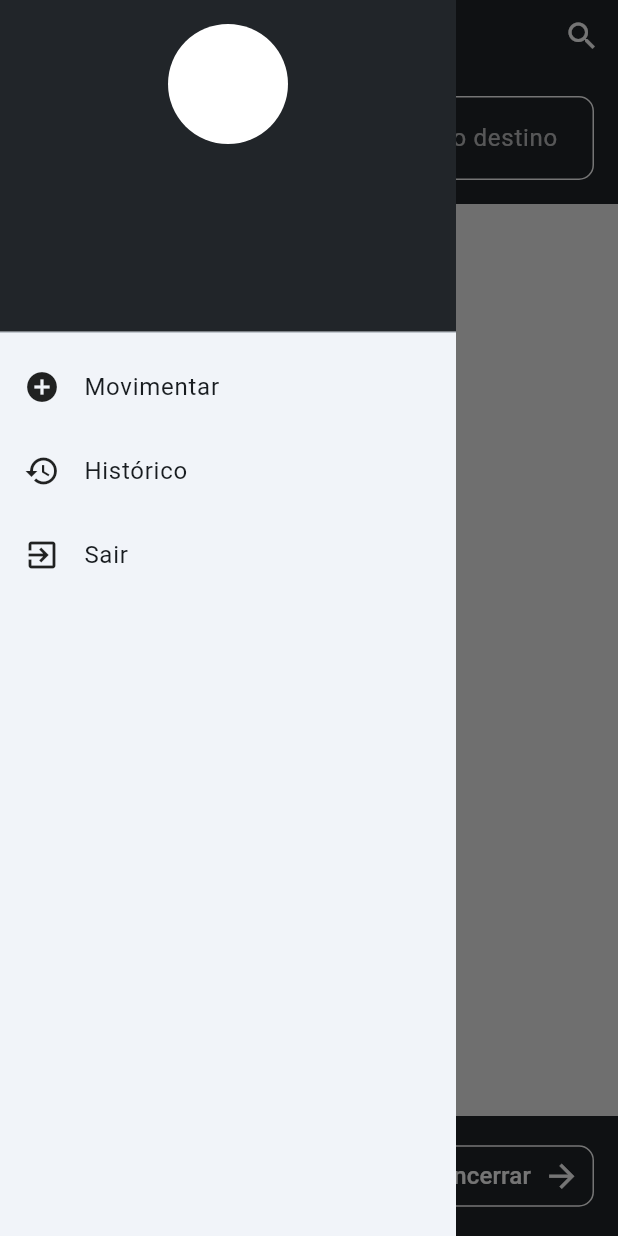
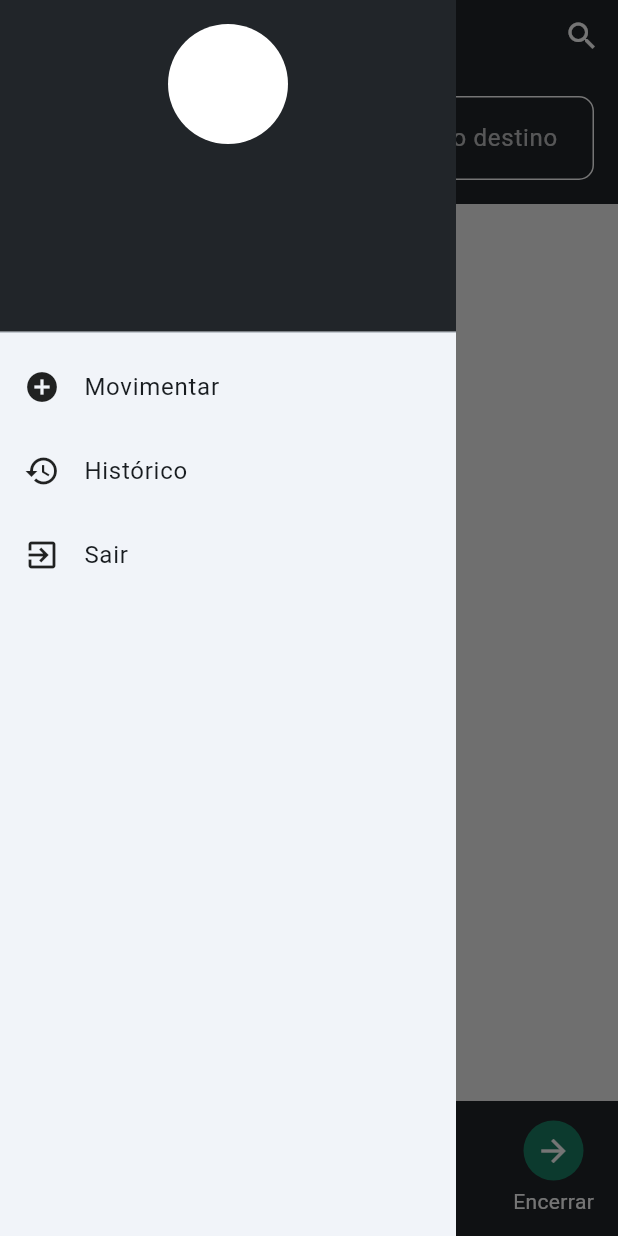
Before and after one commit to GabrielCarvalho17/ScanMove_App-Flutter, a Flutter app: the NovaMov screen opened by its route, with the side drawer open, on a phone screen of 412 x 824 dp. Run offline on Flutter 3.47's test engine with Material 3 defaults, Android fonts, the light colour scheme and no system bars; our stand-ins replace sqflite; missing offline and left inert: barcode_scan2; accounts and stored records are empty.

Commit message:
Salvamento/Exclusao

```diff
--- a/lib/componentes/app_bar.dart
+++ b/lib/componentes/app_bar.dart
@@ -11,6 +11,7 @@ class CustomAppBar extends StatefulWidget implements PreferredSizeWidget {
   final VoidCallback? onSearchClose;
   final ValueChanged<String>? onSearchChanged;
   final double customHeight;
+  final bool showDrawerIcon; // Novo parâmetro para controlar a exibição do ícone do drawer
 
   const CustomAppBar({
     Key? key,
@@ -23,6 +24,7 @@ class CustomAppBar extends StatefulWidget implements PreferredSizeWidget {
     this.onSearchClose,
     this.onSearchChanged,
     this.customHeight = kToolbarHeight,
+    this.showDrawerIcon = true, // Valor padrão para mostrar o ícone do drawer
   }) : super(key: key);
 
   @override
@@ -42,10 +44,10 @@ class _CustomAppBarState extends State<CustomAppBar> {
     return PreferredSize(
       preferredSize: widget.preferredSize,
       child: AppBar(
-        titleSpacing: 0,
+        titleSpacing: widget.showLeading && widget.showDrawerIcon ? 0 : NavigationToolbar.kMiddleSpacing,
         leading: _isSearching
             ? null
-            : (widget.showLeading
+            : (widget.showLeading && widget.showDrawerIcon
             ? IconButton(
           icon: Icon(Icons.menu, color: Colors.white),
           onPressed: () {
@@ -71,12 +73,9 @@ class _CustomAppBarState extends State<CustomAppBar> {
             },
             onSearchChanged: widget.onSearchChanged ?? (value) {},
           )
-              : Container(
-            alignment: Alignment.centerLeft,
-            child: Text(
-              widget.titleText,
-              style: TextStyle(color: Colors.white, fontSize: 20),
-            ),
+              : Text(
+            widget.titleText,
+            style: TextStyle(color: Colors.white, fontSize: 20),
           ),
         ),
         backgroundColor: Theme.of(context).primaryColor,
--- a/lib/componentes/botao_adicionar_peca.dart
+++ b/lib/componentes/botao_adicionar_peca.dart
@@ -56,7 +56,6 @@ class BotaoAdicionarPeca extends StatelessWidget {
       final scanResult = await BarcodeScanner.scan();
       print('Resultado do scan: ${scanResult.rawContent}');
 
-      // Verifica se o resultado é vazio
       if (scanResult.rawContent.isEmpty) {
         print('Código de barras vazio.');
         return null;
@@ -90,8 +89,8 @@ class BotaoAdicionarPeca extends StatelessWidget {
         'descMaterial': pecaModel.descMaterial,
         'cor': pecaModel.cor,
         'descCor': pecaModel.descCor,
-        'localizacao': pecaModel.localizacao, // Adicionar localização
-        'filial': pecaModel.filial, // Adicionar filial
+        'localizacao': pecaModel.localizacao,
+        'filial': pecaModel.filial,
         'unidade': pecaModel.unidade,
         'qtde': pecaModel.qtde,
       };
--- a/lib/componentes/botao_encerrar.dart
+++ b/lib/componentes/botao_encerrar.dart
@@ -7,36 +7,29 @@ class BotaoEncerrar extends StatelessWidget {
 
   @override
   Widget build(BuildContext context) {
-    return Container(
-      padding: EdgeInsets.fromLTRB(15, 7, 8, 7),
-      decoration: BoxDecoration(
-        borderRadius: BorderRadius.circular(10),
-        border: Border.all(color: Colors.white, width: 1), // Define a borda branca
-      ),
-      child: ClipRRect(
-        borderRadius: BorderRadius.circular(10),
-        child: TextButton(
-          onPressed: () {
+    return Column(
+      mainAxisSize: MainAxisSize.min,
+      children: [
+        GestureDetector(
+          onTap: () {
             onPressed();
           },
-          style: TextButton.styleFrom(
-            padding: EdgeInsets.zero,
-            minimumSize: Size(0, 0),
-            tapTargetSize: MaterialTapTargetSize.shrinkWrap,
-            shape: RoundedRectangleBorder(
-              borderRadius: BorderRadius.circular(10),
+          child: CircleAvatar(
+            radius: 20, // Ajuste o tamanho do botão circular
+            backgroundColor: Color(0xFF1A7F64), // Cor de fundo do botão
+            child: Icon(
+              Icons.arrow_forward,
+              color: Colors.white, // Cor do ícone
+              size: 24, // Ajuste o tamanho do ícone
             ),
           ),
-          child: Row(
-            mainAxisSize: MainAxisSize.min,
-            children: [
-              Text('Encerrar', style: TextStyle(color: Colors.white, fontSize: 16)),
-              SizedBox(width: 8),
-              Icon(Icons.arrow_forward, color: Colors.white, size: 25),
-            ],
-          ),
         ),
-      ),
+        SizedBox(height: 4), // Ajuste o espaçamento entre o ícone e o texto
+        Text(
+          'Encerrar',
+          style: TextStyle(color: Colors.white, fontSize: 14), // Ajuste o tamanho do texto
+        ),
+      ],
     );
   }
 }
--- a/lib/componentes/botao_retornar.dart
+++ b/lib/componentes/botao_retornar.dart
@@ -1,22 +1,23 @@
 import 'package:flutter/material.dart';
 import 'package:provider/provider.dart';
 import 'package:AppEstoqueMP/provedores/origem_destino.dart';
+import 'package:AppEstoqueMP/provedores/peca.dart';
 import 'package:AppEstoqueMP/provedores/usuario.dart';
 import 'package:AppEstoqueMP/componentes/dialogo.dart';
 import 'package:AppEstoqueMP/servicos/sqlite.dart';
 
 class BotaoRetornar extends StatelessWidget {
-  final VoidCallback onPressed;
   final List<Map<String, dynamic>> pecas;
+  final String? status;
+  final int? movimentacaoId;
   final SQLite _dbHelper = SQLite();
 
-  BotaoRetornar({required this.onPressed, required this.pecas});
+  BotaoRetornar({required this.pecas, this.status, this.movimentacaoId});
 
   Future<void> _salvarMovimentacao(BuildContext context) async {
     final provOrigemDestino = Provider.of<ProvOrigemDestino>(context, listen: false);
     final provUsuario = Provider.of<ProvUsuario>(context, listen: false);
 
-    // Dados da movimentação
     Map<String, dynamic> dadosMovimentacao = {
       'data': DateTime.now().toIso8601String(),
       'usuario': provUsuario.username,
@@ -28,10 +29,9 @@ class BotaoRetornar extends StatelessWidget {
       'status': 'Andamento',
     };
 
-    // Inserir movimentação
-    int movimentacaoId = await _dbHelper.inserirEstoqueMatMov(dadosMovimentacao);
+    int id = movimentacaoId ?? await _dbHelper.adicionarMovimento(dadosMovimentacao);
 
-    // Inserir peças na tabela ESTOQUE_MAT_MOV_ITEM
+    // Adiciona os itens relacionados a esta movimentação
     for (var peca in pecas) {
       Map<String, dynamic> dadosPeca = {
         'peca': peca['peca'],
@@ -40,24 +40,59 @@ class BotaoRetornar extends StatelessWidget {
         'partida': peca['partida'],
         'unidade': peca['unidade'],
         'quantidade': peca['qtde'],
-        'mov_sqlite': movimentacaoId,
+        'mov_sqlite': id, // Associando corretamente ao ID da movimentação
         'desc_material': peca['descMaterial'],
         'desc_cor_material': peca['descCor'],
-        'localizacao': provOrigemDestino.origem, // Usando a origem como localizacao
-        'filial': provOrigemDestino.filialOrigem, // Usando a filial de origem
+        'localizacao': provOrigemDestino.origem,
+        'filial': provOrigemDestino.filialOrigem,
       };
-      await _dbHelper.inserirEstoqueMatMovItem(dadosPeca);
+      await _dbHelper.adicionarItem(dadosPeca);
+    }
+  }
+
+  Future<void> _finalizarMovimentacao(BuildContext context) async {
+    if (movimentacaoId != null) {
+      await _dbHelper.finalizarMovimento(movimentacaoId!);
     }
   }
 
   void _mostrarDialogoConfirmacao(BuildContext context) {
     final provOrigemDestino = Provider.of<ProvOrigemDestino>(context, listen: false);
-    if (provOrigemDestino.origem.isEmpty || pecas.isEmpty) {
-      // Se a origem não foi informada ou não há peças, volta diretamente para a rota 'hist_mov'
+    final provPeca = Provider.of<ProvPeca>(context, listen: false);
+
+    void limparEIrParaHistorico() {
       provOrigemDestino.limpar();
+      provPeca.limpar();
       Navigator.of(context).pushReplacementNamed('/hist_mov');
+    }
+
+    if (status == 'Finalizada') {
+      limparEIrParaHistorico();
+    } else if (provOrigemDestino.origem.isEmpty || pecas.isEmpty) {
+      limparEIrParaHistorico();
+    } else if (status == 'Andamento') {
+      showDialog(
+        context: context,
+        builder: (BuildContext context) {
+          return DialogoErro(
+            titulo: 'Atenção!',
+            mensagem: 'Deseja finalizar a movimentação ou apenas sair?',
+            alturaMinimaTexto: 40,
+            textoBotao1: 'Sair',
+            onBotao1Pressed: () {
+              Navigator.of(context).pop();
+              limparEIrParaHistorico();
+            },
+            textoBotao2: 'Finalizar',
+            onBotao2Pressed: () async {
+              await _finalizarMovimentacao(context);
+              Navigator.of(context).pop();
+              limparEIrParaHistorico();
+            },
+          );
+        },
+      );
     } else {
-      // Se a origem foi informada e há peças, mostra o diálogo de confirmação
       showDialog(
         context: context,
         builder: (BuildContext context) {
@@ -67,18 +102,14 @@ class BotaoRetornar extends StatelessWidget {
             alturaMinimaTexto: 40,
             textoBotao1: 'Cancelar',
             onBotao1Pressed: () {
-              print('Cancelar');
-              provOrigemDestino.limpar(); // Limpar os dados ao cancelar
               Navigator.of(context).pop();
-              Navigator.of(context).pushReplacementNamed('/hist_mov');
+              limparEIrParaHistorico();
             },
             textoBotao2: 'Salvar',
             onBotao2Pressed: () async {
-              print('Salvado');
               await _salvarMovimentacao(context);
-              provOrigemDestino.limpar(); // Limpar os dados após salvar
               Navigator.of(context).pop();
-              Navigator.of(context).pushReplacementNamed('/hist_mov');
+              limparEIrParaHistorico();
             },
           );
         },
@@ -88,30 +119,29 @@ class BotaoRetornar extends StatelessWidget {
 
   @override
   Widget build(BuildContext context) {
-    return Container(
-      padding: EdgeInsets.fromLTRB(8, 7, 15, 7),
-      decoration: BoxDecoration(
-        borderRadius: BorderRadius.circular(10),
-        border: Border.all(color: Colors.white, width: 1), // Define a borda branca
-      ),
-      child: ClipRRect(
-        borderRadius: BorderRadius.circular(10),
-        child: TextButton.icon(
-          onPressed: () {
+    return Column(
+      mainAxisSize: MainAxisSize.min,
+      children: [
+        GestureDetector(
+          onTap: () {
             _mostrarDialogoConfirmacao(context);
           },
-          icon: Icon(Icons.arrow_back, color: Colors.white, size: 25),
-          label: Text('Retornar', style: TextStyle(color: Colors.white, fontSize: 16)),
-          style: TextButton.styleFrom(
-            padding: EdgeInsets.zero,
-            minimumSize: Size(0, 0),
-            tapTargetSize: MaterialTapTargetSize.shrinkWrap,
-            shape: RoundedRectangleBorder(
-              borderRadius: BorderRadius.circular(10),
+          child: CircleAvatar(
+            radius: 20, // Ajuste o tamanho do botão circular
+            backgroundColor: Colors.white, // Cor de fundo do botão
+            child: Icon(
+              Icons.arrow_back,
+              color: Theme.of(context).colorScheme.primary, // Cor do ícone
+              size: 24, // Ajuste o tamanho do ícone
             ),
           ),
         ),
-      ),
+        SizedBox(height: 4), // Ajuste o espaçamento entre o ícone e o texto
+        Text(
+          'Retornar',
+          style: TextStyle(color: Colors.white, fontSize: 14), // Ajuste o tamanho do texto
+        ),
+      ],
     );
   }
 }
--- a/lib/componentes/bottom_app_bar.dart
+++ b/lib/componentes/bottom_app_bar.dart
@@ -4,16 +4,20 @@ class CustomBottomAppBar extends StatelessWidget {
   final Widget botaoVoltar;
   final Widget botaoFinalizar;
   final int contadorPecas;
+  final bool exibirTextoTotal; // Novo parâmetro
 
   CustomBottomAppBar({
     required this.botaoVoltar,
     required this.botaoFinalizar,
     required this.contadorPecas,
+    this.exibirTextoTotal = false, // Valor padrão é falso
   });
 
   @override
   Widget build(BuildContext context) {
-    return BottomAppBar(
+    return Container(
+      height: 90.0, // Defina a altura desejada aqui
+      child: BottomAppBar(
         color: Theme.of(context).primaryColor,
         shape: CircularNotchedRectangle(),
         notchMargin: 8.0,
@@ -37,15 +41,27 @@ class CustomBottomAppBar extends StatelessWidget {
                 ],
               ),
               Positioned(
-              bottom: -5,
-              child: Text(
+                bottom: 0, // Ajuste a posição do contador conforme necessário
+                child: Column(
+                  mainAxisSize: MainAxisSize.min,
+                  children: [
+                    if (exibirTextoTotal)
+                      Text(
+                        'Total',
+                        style: TextStyle(color: Colors.white, fontSize: 20, fontWeight: FontWeight.w500),
+                      ),
+                    SizedBox(height: 8),
+                    Text(
                       '$contadorPecas',
-                style: TextStyle(color: Colors.white, fontSize: 20),
+                      style: TextStyle(color: Colors.white, fontSize: 22, fontWeight: FontWeight.w500),
+                    ),
+                  ],
                 ),
               ),
             ],
           ),
         ),
+      ),
     );
   }
 }
--- a/lib/componentes/origem_destino.dart
+++ b/lib/componentes/origem_destino.dart
@@ -4,12 +4,13 @@ import 'package:provider/provider.dart';
 import 'package:AppEstoqueMP/componentes/dialogo.dart';
 import 'package:AppEstoqueMP/servicos/localizacao.dart';
 import 'package:AppEstoqueMP/provedores/origem_destino.dart';
-import 'package:AppEstoqueMP/provedores/peca.dart'; // Importar o novo provedor
+import 'package:AppEstoqueMP/provedores/peca.dart';
 
 class FormOrigemDestino extends StatefulWidget implements PreferredSizeWidget {
   final Map<String, String>? dados;
+  final bool isReadOnly; // Novo parâmetro
 
-  const FormOrigemDestino({Key? key, this.dados}) : super(key: key);
+  const FormOrigemDestino({Key? key, this.dados, this.isReadOnly = false}) : super(key: key);
 
   @override
   _FormOrigemDestinoState createState() => _FormOrigemDestinoState();
@@ -52,7 +53,6 @@ class _FormOrigemDestinoState extends State<FormOrigemDestino> {
     origemController.addListener(() {
       final provPeca = Provider.of<ProvPeca>(context, listen: false);
       if (provOrigemDestino.origem != origemController.text) {
-        // Verificação de localização
         if (provPeca.ultimaLocalizacao.isNotEmpty && provPeca.ultimaLocalizacao != origemController.text) {
           origemController.text = provOrigemDestino.origem; // Reset to previous value
           showDialog(
@@ -95,6 +95,8 @@ class _FormOrigemDestinoState extends State<FormOrigemDestino> {
   }
 
   Future<void> insereLocalizacao(TextEditingController controller, String campo) async {
+    if (widget.isReadOnly) return; // Impedir a inserção de localização se estiver em modo somente leitura
+
     var result = await BarcodeScanner.scan();
 
     if (result.type == ResultType.Barcode) {
@@ -207,7 +209,7 @@ class _FormOrigemDestinoState extends State<FormOrigemDestino> {
                           ),
                         ),
                         style: TextStyle(color: Colors.white),
-                        onTap: () => insereLocalizacao(origemController, 'Origem'),
+                        onTap: widget.isReadOnly ? null : () => insereLocalizacao(origemController, 'Origem'), // Desabilitar se somente leitura
                       ),
                     ),
                     Padding(
@@ -235,7 +237,9 @@ class _FormOrigemDestinoState extends State<FormOrigemDestino> {
                           ),
                         ),
                         style: TextStyle(color: Colors.white),
-                        onTap: () {
+                        onTap: widget.isReadOnly
+                            ? null
+                            : () {
                           if (origemController.text.isEmpty) {
                             showDialog(
                               context: context,
--- a/lib/rotas.dart
+++ b/lib/rotas.dart
@@ -9,17 +9,17 @@ class Rotas {
   static const String novaMov = '/nova_mov';
 
   static Route<dynamic> gerarRota(RouteSettings settings) {
-    final args = settings.arguments;
+    final args = settings.arguments as Map<String, dynamic>?;
     switch (settings.name) {
       case login:
         return MaterialPageRoute(builder: (_) => Login());
       case histMov:
         return MaterialPageRoute(builder: (_) => HistMov());
       case novaMov:
-        if (args is int) {
-          return MaterialPageRoute(builder: (_) => NovaMov(id: args));
-        }
-        return MaterialPageRoute(builder: (_) => NovaMov());
+        return MaterialPageRoute(builder: (_) => NovaMov(
+          id: args?['id'],
+          status: args?['status'],
+        ));
       default:
         return MaterialPageRoute(builder: (_) => HistMov());
     }
--- a/lib/servicos/localizacao.dart
+++ b/lib/servicos/localizacao.dart
@@ -35,7 +35,7 @@ class ServLocalizacao {
   }
 
   Future<http.Response> _fetchLocalizacao(String localizacao) async {
-    final List<Map<String, dynamic>> users = await _dbHelper.obterUsuario();
+    final List<Map<String, dynamic>> users = await _dbHelper.obterUsuarios();
     if (users.isEmpty) {
       throw Exception('Usuário não encontrado no banco de dados.');
     }
--- a/lib/servicos/peca.dart
+++ b/lib/servicos/peca.dart
@@ -35,7 +35,7 @@ class ServPeca {
   }
 
   Future<http.Response> _fetchPeca(String peca) async {
-    final List<Map<String, dynamic>> users = await _dbHelper.obterUsuario();
+    final List<Map<String, dynamic>> users = await _dbHelper.obterUsuarios();
     if (users.isEmpty) {
       throw Exception('Usuário não encontrado no banco de dados.');
     }
--- a/lib/telas/nova_mov.dart
+++ b/lib/telas/nova_mov.dart
@@ -9,13 +9,15 @@ import 'package:AppEstoqueMP/componentes/botao_adicionar_peca.dart';
 import 'package:AppEstoqueMP/componentes/botao_retornar.dart';
 import 'package:AppEstoqueMP/componentes/botao_encerrar.dart';
 import 'package:AppEstoqueMP/provedores/origem_destino.dart';
+import 'package:AppEstoqueMP/provedores/peca.dart';
 import 'package:AppEstoqueMP/componentes/dialogo.dart';
 import 'package:AppEstoqueMP/servicos/sqlite.dart';
 
 class NovaMov extends StatefulWidget {
   final int? id;
+  final String? status;
 
-  NovaMov({this.id});
+  NovaMov({this.id, this.status});
 
   @override
   _NovaMovState createState() => _NovaMovState();
@@ -24,6 +26,7 @@ class NovaMov extends StatefulWidget {
 class _NovaMovState extends State<NovaMov> {
   List<Map<String, dynamic>> pecas = [];
   bool isFabVisible = true;
+  bool isReadOnly = false;
   final SQLite _dbHelper = SQLite();
   Map<String, String>? dadosMovimentacao;
 
@@ -33,12 +36,18 @@ class _NovaMovState extends State<NovaMov> {
     if (widget.id != null) {
       _carregarMovimentacao(widget.id!);
     }
+    if (widget.status == 'Finalizada') {
+      setState(() {
+        isReadOnly = true;
+        isFabVisible = false;
+      });
+    }
   }
 
   Future<void> _carregarMovimentacao(int id) async {
     final provOrigemDestino = Provider.of<ProvOrigemDestino>(context, listen: false);
-    final movimentacao = await _dbHelper.obterEstoqueMatMovPorId(id);
-    final itens = await _dbHelper.obterEstoqueMatMovItensPorMovimentacao(id, movimentacao['mov_servidor']);
+    final movimentacao = await _dbHelper.obterMovimentoPorId(id);
+    final itens = await _dbHelper.obterItensPorMovimento(id, movimentacao['mov_servidor']);
 
     if (movimentacao.isNotEmpty) {
       dadosMovimentacao = {
@@ -63,6 +72,7 @@ class _NovaMovState extends State<NovaMov> {
         'unidade': item['unidade'],
         'qtde': (item['quantidade'] is int) ? item['quantidade'].toDouble() : item['quantidade'],
         'filial': item['filial'],
+        'localizacao': item['localizacao'],
       }).toList();
     });
   }
@@ -80,6 +90,7 @@ class _NovaMovState extends State<NovaMov> {
       setState(() {
         pecas.add(peca);
       });
+      Provider.of<ProvPeca>(context, listen: false).setUltimaPeca(peca['localizacao'], peca['filial']);
     }
   }
 
@@ -95,9 +106,10 @@ class _NovaMovState extends State<NovaMov> {
       backgroundColor: Color(0xFFf3f3f3),
       appBar: CustomAppBar(
         titleText: 'Movimentar',
-        bottom: FormOrigemDestino(dados: dadosMovimentacao),
+        bottom: FormOrigemDestino(dados: dadosMovimentacao, isReadOnly: isReadOnly),
         onSearchOpen: () => setState(() => isFabVisible = false),
         onSearchClose: () => setState(() => isFabVisible = true),
+        showDrawerIcon: false, // Oculta o ícone do drawer nesta tela
       ),
       drawer: CustomDrawer(),
       body: ListView.builder(
@@ -131,18 +143,21 @@ class _NovaMovState extends State<NovaMov> {
       bottomNavigationBar: CustomBottomAppBar(
         botaoVoltar: BotaoRetornar(
           pecas: pecas,
-          onPressed: () => Navigator.of(context).pushReplacementNamed('/hist_mov'),
+          status: widget.status,
+          movimentacaoId: widget.id,
         ),
-        botaoFinalizar: BotaoEncerrar(
+        botaoFinalizar: isReadOnly
+            ? SizedBox.shrink() // Oculta o botão de finalizar se a movimentação estiver finalizada
+            : BotaoEncerrar(
           onPressed: () => print('Encerrar!'),
         ),
         contadorPecas: pecas.length,
+        exibirTextoTotal: isReadOnly,
       ),
-      floatingActionButton: Visibility(
-        visible: isFabVisible,
-        child: BotaoAdicionarPeca(
-          onPecaAdicionada: adicionarPeca,
-        ),
+      floatingActionButton: isReadOnly
+          ? null // Oculta o botão de adicionar peça se a movimentação estiver finalizada
+          : BotaoAdicionarPeca(
+        onPecaAdicionada: adicionarPeca,
       ),
       floatingActionButtonLocation: FloatingActionButtonLocation.centerDocked,
     );
--- a/pubspec.yaml
+++ b/pubspec.yaml
@@ -20,6 +20,7 @@ dependencies:
   path: any
   path_provider: any
   cupertino_icons: ^1.0.6
+  infinite_scroll_pagination: ^4.0.0
 
 dev_dependencies:
   flutter_test:
```
Also changed, not shown: lib/componentes/movimentacao.dart (+23 -2 lines), lib/provedores/usuario.dart (+4 -4 lines), lib/servicos/autenticacao.dart (+6 -6 lines), lib/servicos/sqlite.dart (+39 -39 lines), lib/telas/hist_mov.dart (+63 -35 lines), lib/componentes/dialogo.dart (line endings or trailing spaces), pubspec.lock. Lines whose indentation alone changed are shown as unchanged.
